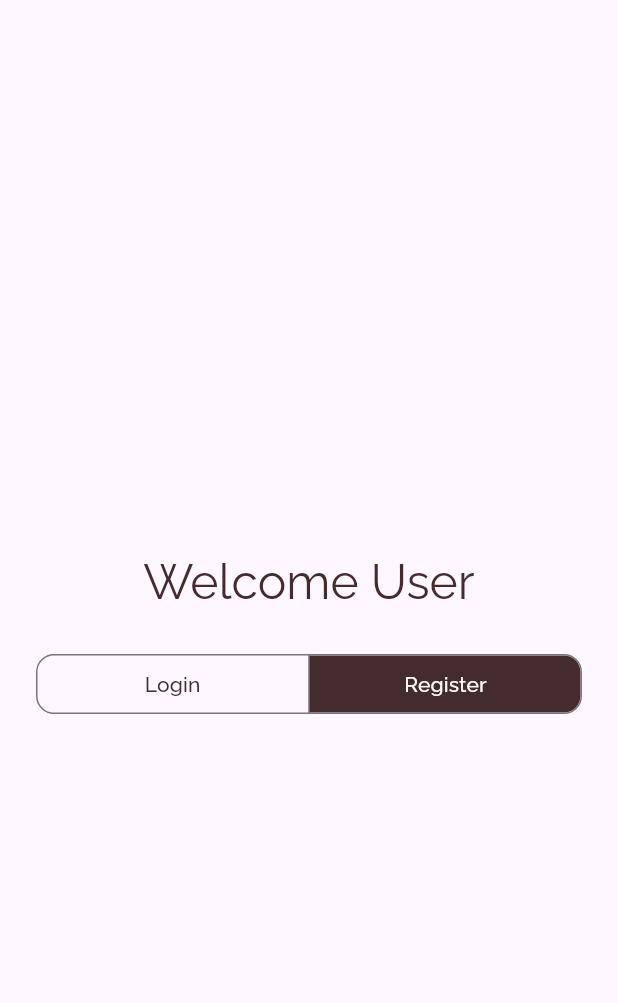
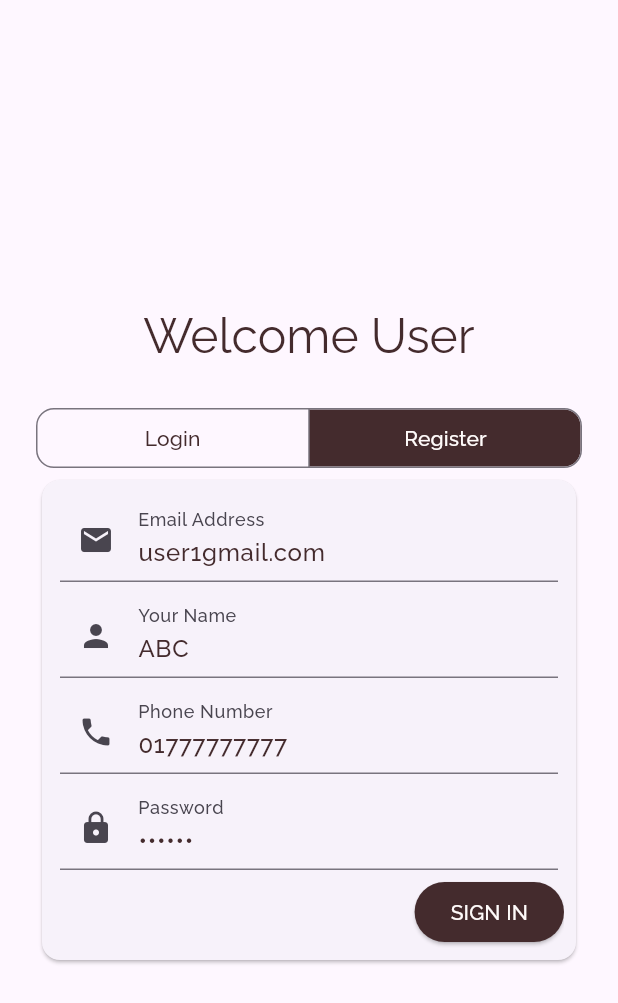
Before and after one commit to rijwan-uddin/AstrohubUser, a Flutter app: the screen it shows after launch, after a tap on "Register", on a phone screen of 412 x 824 dp. Shown: the top 1003 px of the screen. Run offline on Flutter 3.47's test engine with Material 3 defaults, Android fonts, the light colour scheme and no system bars; our stand-ins replace firebase_core, freezed_annotation, google_fonts; accounts and stored records are empty.

Commit message:
login registration ui update

```diff
--- a/lib/customwidgets/login_section.dart
+++ b/lib/customwidgets/login_section.dart
@@ -1,3 +1,4 @@
+import 'package:astrohub_user/utils/colors.dart';
 import 'package:flutter/material.dart';
 
 class LoginSection extends StatefulWidget {
@@ -10,8 +11,79 @@ class LoginSection extends StatefulWidget {
 }
 
 class _LoginSectionState extends State<LoginSection> {
+
+  final _formKey = GlobalKey<FormState>();
+  final _emailController = TextEditingController();
+  final _passwordController = TextEditingController();
+  @override
+  void initState() {
+    _emailController.text = 'user1gmail.com';
+    _passwordController.text = '123456';
+    super.initState();
+  }
   @override
   Widget build(BuildContext context) {
-    return const Placeholder();
+    return Form(
+      key: _formKey,
+      child: Column(
+        children: [
+          Padding(
+            padding: const EdgeInsets.all(4.0),
+            child: TextFormField(
+              controller: _emailController,
+              keyboardType:TextInputType.emailAddress ,
+              decoration: InputDecoration(
+                prefixIcon: Icon(Icons.email),
+                labelText: 'Email Address',
+              ),
+              validator: (value){
+                if(value == null || value.isEmpty){
+                  return 'Provide a valid email address';
+                }
+                return null;
+              },
+            ),
+          ),
+          Padding(
+            padding: const EdgeInsets.all(4.0),
+            child: TextFormField(
+              controller: _passwordController,
+             obscureText: true,
+              decoration: InputDecoration(
+                prefixIcon: Icon(Icons.lock),
+                labelText: 'Password',
+              ),
+              validator: (value){
+                if(value == null || value.isEmpty){
+                  return 'Provide a Password ';
+                }
+                return null;
+              },
+            ),
+          ),
+          Align(
+            alignment: Alignment.centerRight,
+            child: ElevatedButton(
+              onPressed: _login,
+                style: ElevatedButton.styleFrom(
+                  backgroundColor: kShrineBrown900,
+                  foregroundColor: kShrineSurfaceWhite,
+                ),
+                child: Text('SIGN IN'),
+            ),
+          )
+        ],
+      ),
+
+    );
+  }
+
+  void _login() async {
+  }
+  @override
+  void dispose() {
+    _emailController.dispose();
+    _passwordController.dispose();
+    super.dispose();
   }
 }
--- /dev/null
+++ b/lib/customwidgets/registration_section.dart
@@ -0,0 +1,129 @@
+import 'package:astrohub_user/utils/colors.dart';
+import 'package:flutter/material.dart';
+
+class RegistrationSection extends StatefulWidget {
+  final VoidCallback onSuccess;
+  final Function(String) onFailure;
+  const RegistrationSection({super.key, required this.onSuccess, required this.onFailure});
+
+  @override
+  State<RegistrationSection> createState() => _RegistrationSectionState();
+}
+
+class _RegistrationSectionState extends State<RegistrationSection> {
+  final _formKey = GlobalKey<FormState>();
+  final _emailController = TextEditingController();
+  final _passwordController = TextEditingController();
+  final _nameController = TextEditingController();
+  final _phoneController = TextEditingController();
+  @override
+  void initState() {
+    _emailController.text = 'user1gmail.com';
+    _passwordController.text = '123456';
+    _nameController.text = 'ABC';
+    _phoneController.text = '01777777777';
+
+    super.initState();
+  }
+  @override
+  Widget build(BuildContext context) {
+    return Form(
+      key: _formKey,
+      child: Column(
+        children: [
+          Padding(
+            padding: const EdgeInsets.all(4.0),
+            child: TextFormField(
+              controller: _emailController,
+              keyboardType:TextInputType.emailAddress ,
+              decoration: InputDecoration(
+                prefixIcon: Icon(Icons.email),
+                labelText: 'Email Address',
+              ),
+              validator: (value){
+                if(value == null || value.isEmpty){
+                  return 'Provide a valid email address';
+                }
+                return null;
+              },
+            ),
+          ),
+          Padding(
+            padding: const EdgeInsets.all(4.0),
+            child: TextFormField(
+              controller: _nameController,
+
+              decoration: InputDecoration(
+                prefixIcon: Icon(Icons.person),
+                labelText: 'Your Name',
+              ),
+              validator: (value){
+                if(value == null || value.isEmpty){
+                  return 'Provide a valid Name ';
+                }
+                return null;
+              },
+            ),
+          ),
+          Padding(
+            padding: const EdgeInsets.all(4.0),
+            child: TextFormField(
+              controller: _phoneController,
+              keyboardType:TextInputType.phone,
+              decoration: InputDecoration(
+                prefixIcon: Icon(Icons.phone),
+                labelText: 'Phone Number',
+              ),
+              validator: (value){
+                if(value == null || value.isEmpty){
+                  return 'Provide a phone number';
+                }
+                return null;
+              },
+            ),
+          ),
+          Padding(
+            padding: const EdgeInsets.all(4.0),
+            child: TextFormField(
+              controller: _passwordController,
+              obscureText: true,
+              decoration: InputDecoration(
+                prefixIcon: Icon(Icons.lock),
+                labelText: 'Password',
+              ),
+              validator: (value){
+                if(value == null || value.isEmpty){
+                  return 'Provide a valid password address';
+                }
+                return null;
+              },
+            ),
+          ),
+          Align(
+            alignment: Alignment.centerRight,
+            child: ElevatedButton(
+              onPressed: _register,
+              style: ElevatedButton.styleFrom(
+                backgroundColor: kShrineBrown900,
+                foregroundColor: kShrineSurfaceWhite,
+              ),
+              child: Text('SIGN IN'),
+            ),
+          )
+        ],
+      ),
+
+    );
+  }
+
+  void _register() {
+  }
+  @override
+  void dispose() {
+    _emailController.dispose();
+    _passwordController.dispose();
+    _nameController.dispose();
+    _phoneController.dispose();
+    super.dispose();
+  }
+}
--- a/lib/pages/login_page.dart
+++ b/lib/pages/login_page.dart
@@ -1,3 +1,5 @@
+import 'package:astrohub_user/customwidgets/login_section.dart';
+import 'package:astrohub_user/customwidgets/registration_section.dart';
 import 'package:astrohub_user/utils/colors.dart';
 import 'package:flutter/material.dart';
 
@@ -13,25 +15,15 @@ class LoginPage extends StatefulWidget {
 }
 
 class _LoginPageState extends State<LoginPage> {
-  final _formKey = GlobalKey<FormState>();
-  final _emailController = TextEditingController();
-  final _passwordController = TextEditingController();
   String _errMsg = '';
   AuthChoice _authChoice = AuthChoice.login;
 
-  @override
-  void initState() {
-    _emailController.text = 'user1gmail.com';
-    _passwordController.text = '123456';
-    super.initState();
-  }
+
 
   @override
   Widget build(BuildContext context) {
     return Scaffold(
       body: Center(
-        child: Form(
-          key: _formKey,
         child: ListView(
           padding: const EdgeInsets.all(24.0),
           shrinkWrap: true,
@@ -81,8 +73,34 @@ class _LoginPageState extends State<LoginPage> {
                 });
               },
             ),
+            Card(
+              child: Padding(
+                padding: EdgeInsets.all(8.0),
+                child: AnimatedCrossFade(
+                  duration: Duration(microseconds: 500),
+                  crossFadeState: _authChoice == AuthChoice.login ?
+                  CrossFadeState.showFirst : CrossFadeState.showSecond,
+
+                  firstChild: LoginSection(
+                    onSuccess: (){},
+                    onFailure: (value){
+                      setState(() {
+                        _errMsg = value;
+                      });
+                    },
+                  ),
+                  secondChild: RegistrationSection(
+                    onSuccess: (){},
+                    onFailure:(value ){
+                      setState(() {
+                        _errMsg = value ;
+                      });
+                    } ,
+                  ),
+                ),
+              ),
+            )
           ],
-          ),
         ),
       ),
     );
```
Lines whose indentation alone changed are shown as unchanged.
